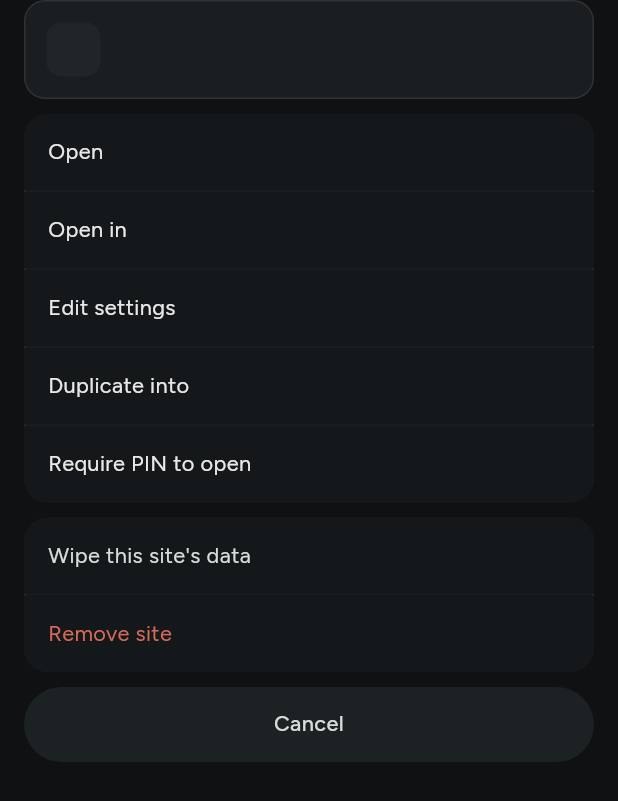
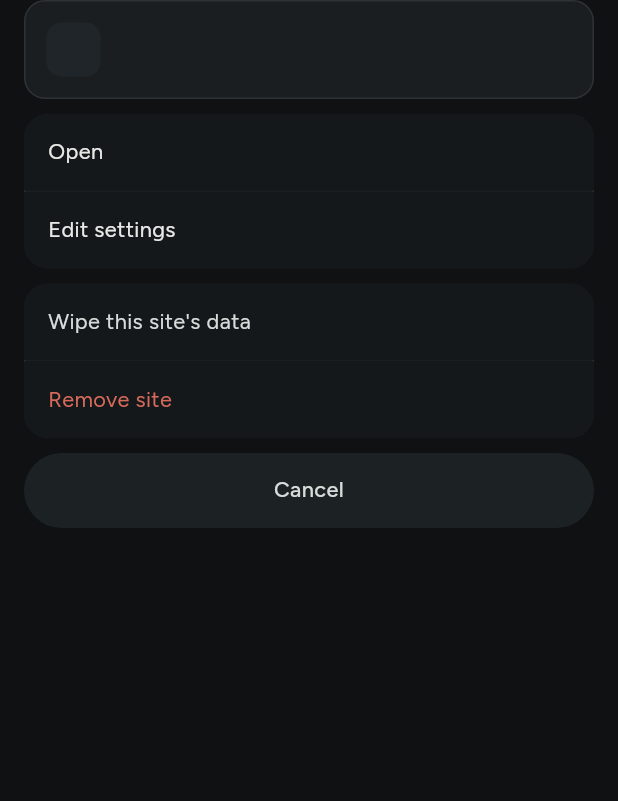
Before and after one commit to narkytypey/flutter-app, a Flutter app: the SiteRowMenu widget shown alone on an empty page, opened directly with empty values, on a phone screen of 412 x 824 dp. Shown: the top 801 px of the screen. Run offline on Flutter 3.47's test engine with Material 3 defaults, Android fonts, the phone set to English and light mode, and no system bars; our stand-ins replace flutter_riverpod, sqflite_sqlcipher; accounts and stored records are empty.

Commit message:
fix(7b): hide the row menu's unbuilt rows
"Open in Ephemeral", "Duplicate into Work" and "Require PIN to open"
did nothing and named hardcoded workspaces. Hidden until built (user's
ruling, 2026-10-05).

Co-Authored-By: Claude Opus 5.5 <noreply@anthropic.com>

```diff
--- a/lib/ui/features/dashboard/views/site_row_actions.dart
+++ b/lib/ui/features/dashboard/views/site_row_actions.dart
@@ -26,8 +26,6 @@ Future<void> showSiteRowMenu(BuildContext context, WidgetRef ref, String siteId)
       monogram: site.monogram,
       name: site.name,
       subtitle: site.url,
-      ephemeralWorkspaceName: 'Ephemeral',
-      duplicateTargetName: 'Work',
       onCancel: () => Navigator.pop(context),
       onAction: (action) async {
         Navigator.pop(context);
@@ -76,8 +74,6 @@ Future<void> showSiteRowMenu(BuildContext context, WidgetRef ref, String siteId)
           );
           sitesChangedIn(scope);
         }
-        // openEphemeral, duplicate, requirePin: Known Gap, see Plan 6's
-        // Known gaps. None has a target workspace or PIN flow built yet.
       },
     ),
   );
--- a/lib/ui/features/dashboard/views/site_row_menu.dart
+++ b/lib/ui/features/dashboard/views/site_row_menu.dart
@@ -7,12 +7,14 @@ import '../../../core/widgets/pill_button.dart';
 import '../../../core/widgets/sheet.dart';
 
 /// What a long-press on a dashboard row can do. Spec `7b`.
+///
+/// The spec also draws "Open in Ephemeral", "Duplicate into Work" and
+/// "Require PIN to open". None is built, so none is shown (user's ruling,
+/// 2026-10-05: hidden until built, not drawn as rows that do nothing). Each
+/// comes back with its action.
 enum SiteRowAction {
   open,
-  openEphemeral,
   editSettings,
-  duplicate,
-  requirePin,
   wipeData,
   removeSite,
 }
@@ -30,8 +32,6 @@ class SiteRowMenu extends StatelessWidget {
     required this.monogram,
     required this.name,
     required this.subtitle,
-    required this.ephemeralWorkspaceName,
-    required this.duplicateTargetName,
     required this.onAction,
     required this.onCancel,
   });
@@ -39,11 +39,6 @@ class SiteRowMenu extends StatelessWidget {
   final String monogram;
   final String name;
   final String subtitle;
-
-  /// Named workspaces, not fixed strings — the spec shows "Open in Ephemeral"
-  /// and "Duplicate into Work" because those are what the user called them.
-  final String ephemeralWorkspaceName;
-  final String duplicateTargetName;
 
   final ValueChanged<SiteRowAction> onAction;
   final VoidCallback onCancel;
@@ -97,20 +92,8 @@ class SiteRowMenu extends StatelessWidget {
                   children: [
                     SheetRow(label: 'Open', onTap: () => onAction(SiteRowAction.open)),
                     SheetRow(
-                      label: 'Open in $ephemeralWorkspaceName',
-                      onTap: () => onAction(SiteRowAction.openEphemeral),
-                    ),
-                    SheetRow(
                       label: 'Edit settings',
                       onTap: () => onAction(SiteRowAction.editSettings),
-                    ),
-                    SheetRow(
-                      label: 'Duplicate into $duplicateTargetName',
-                      onTap: () => onAction(SiteRowAction.duplicate),
-                    ),
-                    SheetRow(
-                      label: 'Require PIN to open',
-                      onTap: () => onAction(SiteRowAction.requirePin),
                     ),
                   ],
                 ),
```
Also changed, not shown: 2 other files.
